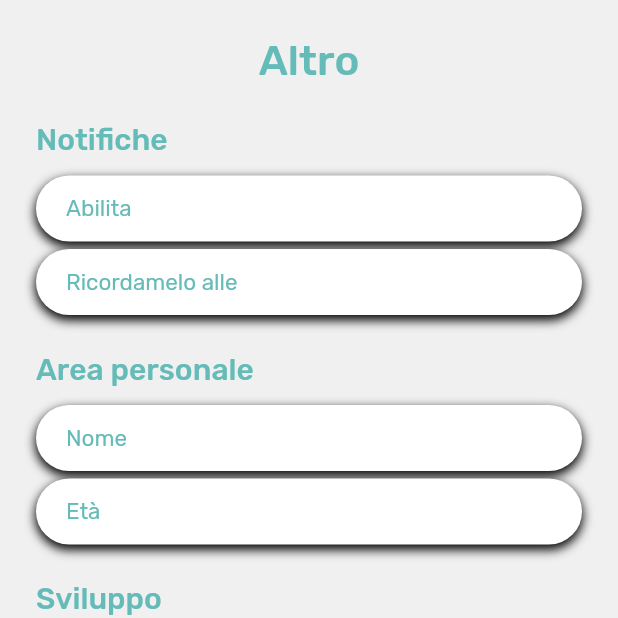
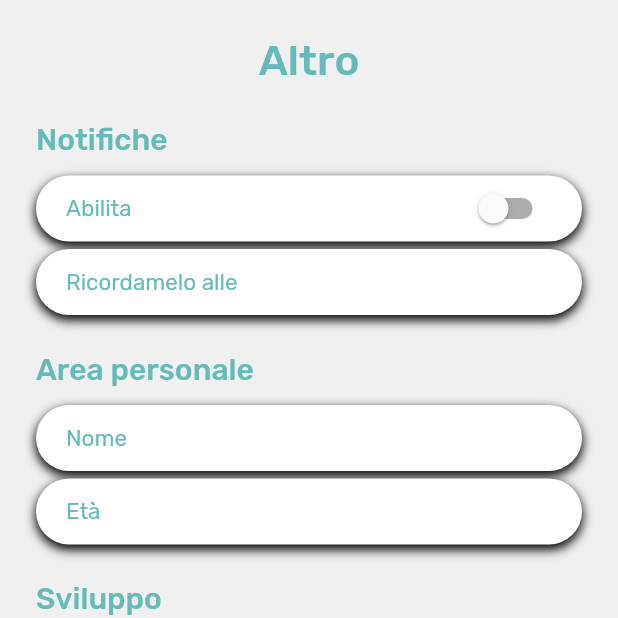
Before and after one commit to gian97pi/FisioProject, a Flutter app: the screen it shows after launch, item 4 of the bottom bar chosen, on a phone screen of 412 x 824 dp, the top half of it. Run offline on Flutter 3.47's test engine with Material 2 defaults, Android fonts, the phone set to English and light mode, and no system bars; our stand-ins replace device_preview, shared_preferences.

Commit message:
improvement to altro.dart

```diff
--- a/lib/classes/user.dart
+++ b/lib/classes/user.dart
@@ -5,17 +5,20 @@ class User /*extends ChangeNotifier*/ {
   String _name;
   String _age;
   String _notificationTime;
+  bool _notifications;
 
   User() {
     this.name = name;
     this.age = age;
     this.notificationTime = notificationTime;
+    this._notifications = _notifications;
   }
 
   User.get(SharedPreferences sharedPreferences) {
     this.name = sharedPreferences.getString('name') ?? '';
     this.age = sharedPreferences.getString('age') ?? '';
     this.notificationTime = sharedPreferences.getString('notificationTime') ?? '';
+    this.notifications = sharedPreferences.getBool('notifications') ?? false;
   }
 
   String get name => _name;
@@ -39,6 +42,10 @@ class User /*extends ChangeNotifier*/ {
     //notifyListeners();
   }
 
+  bool get notifications => _notifications;
 
+  set notifications(bool value) {
+    _notifications = value;
+  }
 
 }
--- a/lib/main.dart
+++ b/lib/main.dart
@@ -6,7 +6,7 @@ import 'package:fisioproject/values/themes.dart';
 
 void main() => runApp(
     DevicePreview(
-      enabled: !kReleaseMode,
+      enabled: false,
       builder: (context) => MyApp(),
     )
 );
@@ -16,6 +16,7 @@ class MyApp extends StatelessWidget {
   @override
   Widget build(BuildContext context) {
     return MaterialApp(
+      debugShowCheckedModeBanner: false,
       locale: DevicePreview.of(context).locale,
       builder: DevicePreview.appBuilder,
       title: 'Fisio',
--- a/lib/ui/views/altro.dart
+++ b/lib/ui/views/altro.dart
@@ -14,6 +14,8 @@ class _AltroState extends State<Altro> {
   TimeOfDay _current = TimeOfDay.now();
   TimeOfDay _selected;
   String _timeToDisplay = '';
+
+  bool _enableNotifications = false;
 
   final _nameController = TextEditingController();
   final _ageController = TextEditingController();
@@ -36,6 +38,7 @@ class _AltroState extends State<Altro> {
         _nameController.text = user.name;
         _ageController.text = user.age;
         _timeToDisplay = user.notificationTime;
+        _enableNotifications = user.notifications;
       });
     });
   }
@@ -48,6 +51,11 @@ class _AltroState extends State<Altro> {
   Future<void> _setData(String key, String value) async {
     final userPrefs = await SharedPreferences.getInstance();
     await userPrefs.setString(key, value);
+  }
+
+  Future<void> _setBool(String key, bool value) async {
+    final userPrefs = await SharedPreferences.getInstance();
+    await userPrefs.setBool(key, value);
   }
 
   /*Future<UserBloc> _getNameFromSharedPrefs() async {
@@ -64,6 +72,9 @@ class _AltroState extends State<Altro> {
   Widget build(BuildContext context) {
 
     return SafeArea(
+      child: SingleChildScrollView(
+        child: Padding(
+          padding: const EdgeInsets.only(bottom: 8.0),
           child: Column(
             children: <Widget>[
               Padding(
@@ -119,6 +130,17 @@ class _AltroState extends State<Altro> {
                                   fontSize: 15,
                                   fontWeight: FontWeight.normal
                               )
+                          ),
+                          Switch(
+                              activeColor: AppColors.primaryText,
+                              value: _enableNotifications,
+                              onChanged: (status) {
+                                setState(() {
+                                  _enableNotifications = status;
+                                  _setBool('notifications', status);
+                                });
+                              }
+                              ,
                           )
                         ],
                       ),
@@ -389,6 +411,8 @@ class _AltroState extends State<Altro> {
                 ),
               )
             ],
+          ),
+        ),
       )
     );
   }
--- a/lib/values/colors.dart
+++ b/lib/values/colors.dart
@@ -14,5 +14,4 @@ class AppColors {
 	static const Color primaryBackground = Color.fromARGB(255, 240, 240, 240);
 	static const Color primaryText = Color.fromRGBO(100, 187, 183, 1);
 	static const Color secondaryText = Color.fromARGB(255, 255, 255, 255);
-
 }
```
Also changed, not shown: 2 other files. Lines whose indentation alone changed are shown as unchanged.
